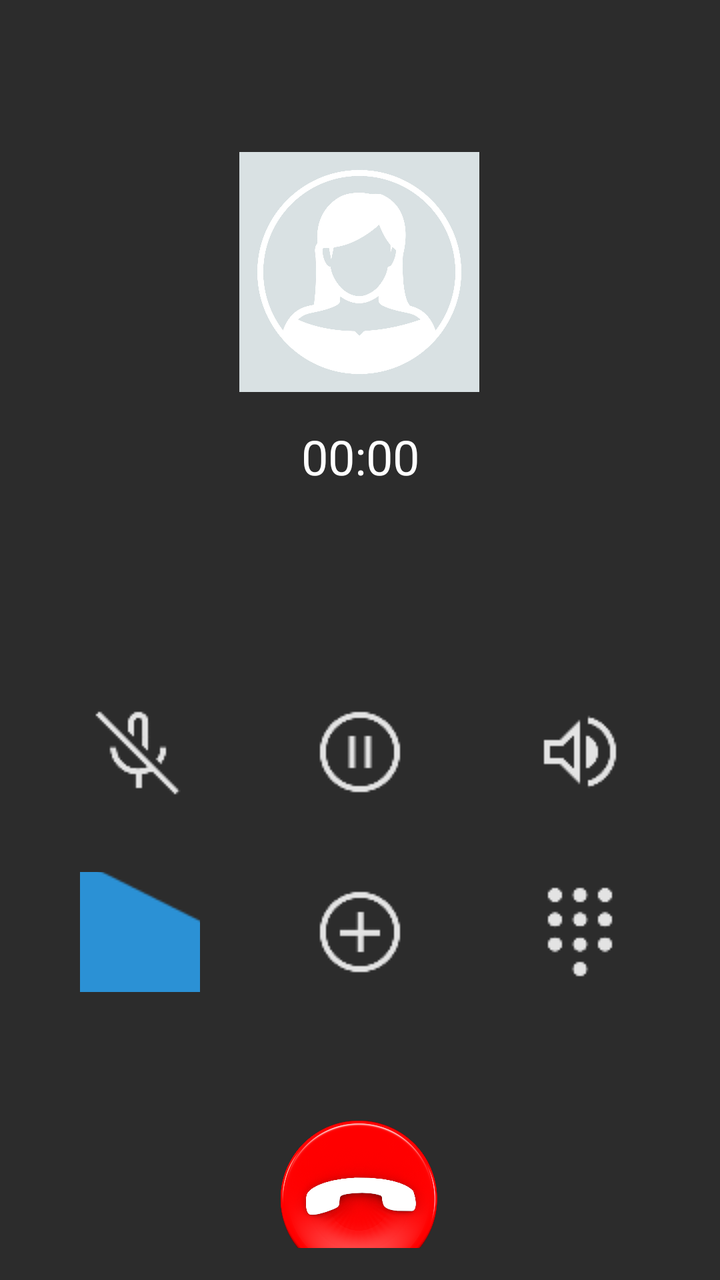
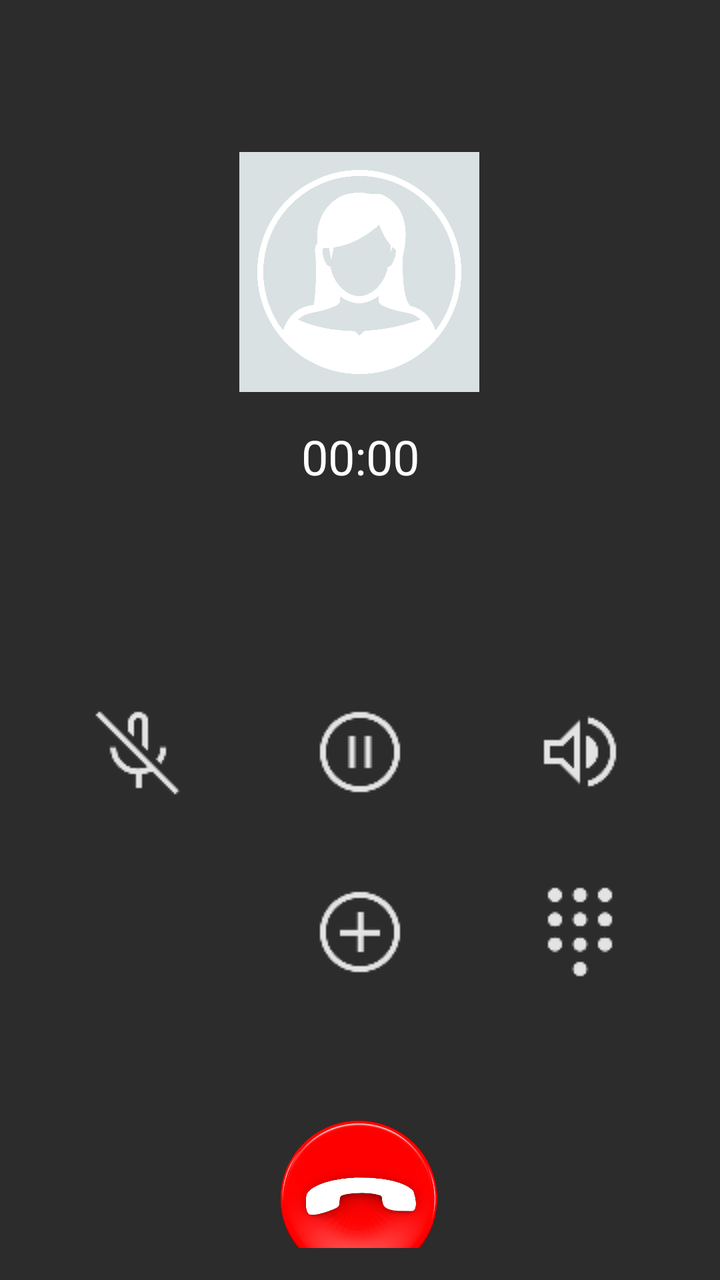

Screens rendered from an Android XML layout before and after an edit, with the pre-edit source and the edit as a unified diff.
<!-- AndroidManifest.xml: application theme Theme.SafeHer -->
<!-- res/layout/fragment_support_call_ai.xml -->
<?xml version="1.0" encoding="utf-8"?>
<androidx.constraintlayout.widget.ConstraintLayout xmlns:android="http://schemas.android.com/apk/res/android"
    xmlns:app="http://schemas.android.com/apk/res-auto"
    xmlns:tools="http://schemas.android.com/tools"
    android:layout_width="match_parent"
    android:layout_height="match_parent"
    android:background="#2C2C2C"
    android:padding="16dp">

    
    <ImageView
        android:id="@+id/caller_imageView"
        android:layout_width="120dp"
        android:layout_height="120dp"
        android:layout_marginTop="60dp"
        android:src="@drawable/ic_female_avatar"
        app:layout_constraintEnd_toEndOf="parent"
        app:layout_constraintHorizontal_bias="0.498"
        app:layout_constraintStart_toStartOf="parent"
        app:layout_constraintTop_toTopOf="parent" />

    
    <TextView
        android:id="@+id/call_duration_textView"
        android:layout_width="wrap_content"
        android:layout_height="wrap_content"
        android:layout_marginTop="16dp"
        android:text="00:00"
        android:textColor="#FFFFFF"
        android:textSize="24sp"
        app:layout_constraintEnd_toEndOf="parent"
        app:layout_constraintStart_toStartOf="parent"
        app:layout_constraintTop_toBottomOf="@id/caller_imageView" />

    
    <ImageButton
        android:id="@+id/muted_imageBtn"
        android:layout_width="60dp"
        android:layout_height="60dp"
        android:layout_marginStart="50dp"
        android:layout_marginTop="330dp"
        android:layout_marginEnd="25dp"
        android:background="?android:attr/selectableItemBackground"
        android:contentDescription="muted btn"
        android:src="@drawable/ic_muted"
        app:layout_constraintEnd_toStartOf="@+id/hold_imageBtn"
        app:layout_constraintHorizontal_bias="0.5"
        app:layout_constraintHorizontal_chainStyle="packed"
        app:layout_constraintStart_toStartOf="parent"
        app:layout_constraintTop_toTopOf="parent" />

    

    
    <ImageButton
        android:id="@+id/hold_imageBtn"
        android:layout_width="60dp"
        android:layout_height="60dp"
        android:layout_marginStart="25dp"
        android:layout_marginTop="330dp"
        android:layout_marginEnd="25dp"
        android:background="?android:attr/selectableItemBackground"
        android:contentDescription="Hold"
        android:src="@drawable/ic_hold"
        app:layout_constraintEnd_toStartOf="@+id/speaker_imageBtn"
        app:layout_constraintHorizontal_bias="0.5"
        app:layout_constraintStart_toEndOf="@+id/muted_imageBtn"
        app:layout_constraintTop_toTopOf="parent" />

    <ImageButton
        android:id="@+id/video_imageBtn"
        android:layout_width="60dp"
        android:layout_height="60dp"
        android:layout_marginStart="50dp"
        android:layout_marginTop="420dp"
        android:layout_marginEnd="25dp"
        android:background="?android:attr/selectableItemBackground"
        android:contentDescription="video btn"
        android:src="@drawable/ic_video"
        app:layout_constraintEnd_toStartOf="@+id/add_imageBtn"
        app:layout_constraintHorizontal_bias="0.5"
        app:layout_constraintStart_toStartOf="parent"
        app:layout_constraintTop_toTopOf="parent" />

    
    <ImageButton
        android:id="@+id/add_imageBtn"
        android:layout_width="60dp"
        android:layout_height="60dp"
        android:layout_marginStart="25dp"
        android:layout_marginTop="420dp"
        android:layout_marginEnd="25dp"
        android:background="?android:attr/selectableItemBackground"
        android:contentDescription="add btn"
        android:src="@drawable/ic_add_contact"
        app:layout_constraintEnd_toStartOf="@+id/keypad_imageBtn"
        app:layout_constraintHorizontal_bias="0.5"
        app:layout_constraintStart_toEndOf="@+id/video_imageBtn"
        app:layout_constraintTop_toTopOf="parent" />

    

    

    <ImageButton
        android:id="@+id/speaker_imageBtn"
        android:layout_width="60dp"
        android:layout_height="60dp"
        android:layout_marginStart="25dp"
        android:layout_marginTop="330dp"
        android:layout_marginEnd="50dp"
        android:background="?android:attr/selectableItemBackground"
        android:contentDescription="speaker btn"
        android:src="@drawable/ic_speaker"
        app:layout_constraintEnd_toEndOf="parent"
        app:layout_constraintHorizontal_bias="0.5"
        app:layout_constraintStart_toEndOf="@+id/hold_imageBtn"
        app:layout_constraintTop_toTopOf="parent" />

    <ImageButton
        android:id="@+id/hang_up_imageBtn"
        android:layout_width="170dp"
        android:layout_height="174dp"
        android:layout_marginTop="560dp"
        android:background="?android:attr/selectableItemBackground"
        android:contentDescription="Hang up"
        android:scaleType="fitCenter"
        android:src="@drawable/ic_hang_up"
        app:layout_constraintBottom_toBottomOf="parent"
        app:layout_constraintEnd_toEndOf="parent"
        app:layout_constraintHorizontal_bias="0.497"
        app:layout_constraintStart_toStartOf="parent"
        app:layout_constraintTop_toTopOf="parent" />

    
    <ImageButton
        android:id="@+id/keypad_imageBtn"
        android:layout_width="60dp"
        android:layout_height="60dp"
        android:layout_marginStart="25dp"
        android:layout_marginTop="420dp"
        android:layout_marginEnd="50dp"
        android:background="?android:attr/selectableItemBackground"
        android:contentDescription="keypad btn"
        android:src="@drawable/ic_keypad"
        app:layout_constraintEnd_toEndOf="parent"
        app:layout_constraintHorizontal_bias="0.5"
        app:layout_constraintStart_toEndOf="@+id/add_imageBtn"
        app:layout_constraintTop_toTopOf="parent" />

</androidx.constraintlayout.widget.ConstraintLayout>
<!-- resources referenced by this layout -->
<resources>
  <!-- drawable ic_add_contact: png bitmap (drawable, 1280 bytes) -->
  <!-- drawable ic_female_avatar: jpg bitmap (drawable, 135146 bytes) -->
  <!-- drawable ic_hang_up: png bitmap (drawable, 430894 bytes) -->
  <!-- drawable ic_hold: png bitmap (drawable, 1226 bytes) -->
  <!-- drawable ic_keypad: png bitmap (drawable, 956 bytes) -->
  <!-- drawable ic_muted: png bitmap (drawable, 989 bytes) -->
  <!-- drawable ic_speaker: png bitmap (drawable, 1038 bytes) -->
  <!-- drawable ic_video: png bitmap (drawable, 16061 bytes) -->
  <style name="Theme.SafeHer" parent="Base.Theme.SafeHer" />
  <style name="Base.Theme.SafeHer" parent="Theme.MaterialComponents.NoActionBar">
          
          
      </style>
</resources>

<!-- the commit's change to res/layout/fragment_support_call_ai.xml (unified diff, before → after) -->
@@ -76,11 +76,12 @@
         android:layout_marginEnd="25dp"
         android:background="?android:attr/selectableItemBackground"
         android:contentDescription="video btn"
-        android:src="@drawable/ic_video"
+        android:src="@drawable/ic_video_call"
         app:layout_constraintEnd_toStartOf="@+id/add_imageBtn"
         app:layout_constraintHorizontal_bias="0.5"
         app:layout_constraintStart_toStartOf="parent"
-        app:layout_constraintTop_toTopOf="parent" />
+        app:layout_constraintTop_toTopOf="parent"
+        app:tint="@color/white" />
 
     
     <ImageButton
<!-- resource entries referenced after the edit -->
@@ -1,5 +1,6 @@
 <!-- resources referenced by this layout -->
 <resources>
+  <color name="white">#FBFBFB</color>
   <!-- drawable ic_add_contact: png bitmap (drawable, 1280 bytes) -->
   <!-- drawable ic_female_avatar: jpg bitmap (drawable, 135146 bytes) -->
   <!-- drawable ic_hang_up: png bitmap (drawable, 430894 bytes) -->
@@ -7,7 +8,7 @@
   <!-- drawable ic_keypad: png bitmap (drawable, 956 bytes) -->
   <!-- drawable ic_muted: png bitmap (drawable, 989 bytes) -->
   <!-- drawable ic_speaker: png bitmap (drawable, 1038 bytes) -->
-  <!-- drawable ic_video: png bitmap (drawable, 16061 bytes) -->
+  <!-- drawable ic_video_call: png bitmap (drawable, 9177 bytes) -->
   <style name="Theme.SafeHer" parent="Base.Theme.SafeHer" />
   <style name="Base.Theme.SafeHer" parent="Theme.MaterialComponents.NoActionBar">
           
